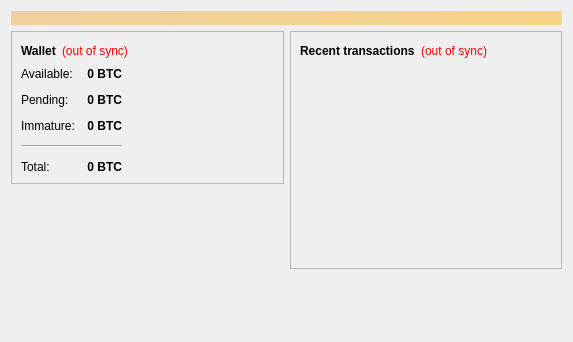
Old version of the form src/qt/forms/overviewpage.ui in the repository zetacoin/zetacoin.
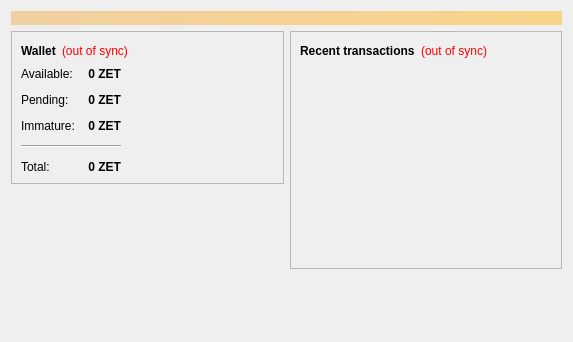
New version of the form.

What changed in the file:
```diff
--- a/src/qt/forms/overviewpage.ui
+++ b/src/qt/forms/overviewpage.ui
@@ -124,7 +124,7 @@
                <string>Your current spendable balance</string>
               </property>
               <property name="text">
-               <string notr="true">0 BTC</string>
+               <string notr="true">0 ZET</string>
               </property>
               <property name="alignment">
                <set>Qt::AlignRight|Qt::AlignTrailing|Qt::AlignVCenter</set>
@@ -156,7 +156,7 @@
                <string>Total of transactions that have yet to be confirmed, and do not yet count toward the spendable balance</string>
               </property>
               <property name="text">
-               <string notr="true">0 BTC</string>
+               <string notr="true">0 ZET</string>
               </property>
               <property name="alignment">
                <set>Qt::AlignRight|Qt::AlignTrailing|Qt::AlignVCenter</set>
@@ -185,7 +185,7 @@
                <string>Mined balance that has not yet matured</string>
               </property>
               <property name="text">
-               <string notr="true">0 BTC</string>
+               <string notr="true">0 ZET</string>
               </property>
               <property name="alignment">
                <set>Qt::AlignRight|Qt::AlignTrailing|Qt::AlignVCenter</set>
@@ -217,7 +217,7 @@
                <string>Your current total balance</string>
               </property>
               <property name="text">
-               <string notr="true">0 BTC</string>
+               <string notr="true">0 ZET</string>
               </property>
               <property name="alignment">
                <set>Qt::AlignRight|Qt::AlignTrailing|Qt::AlignVCenter</set>
```
